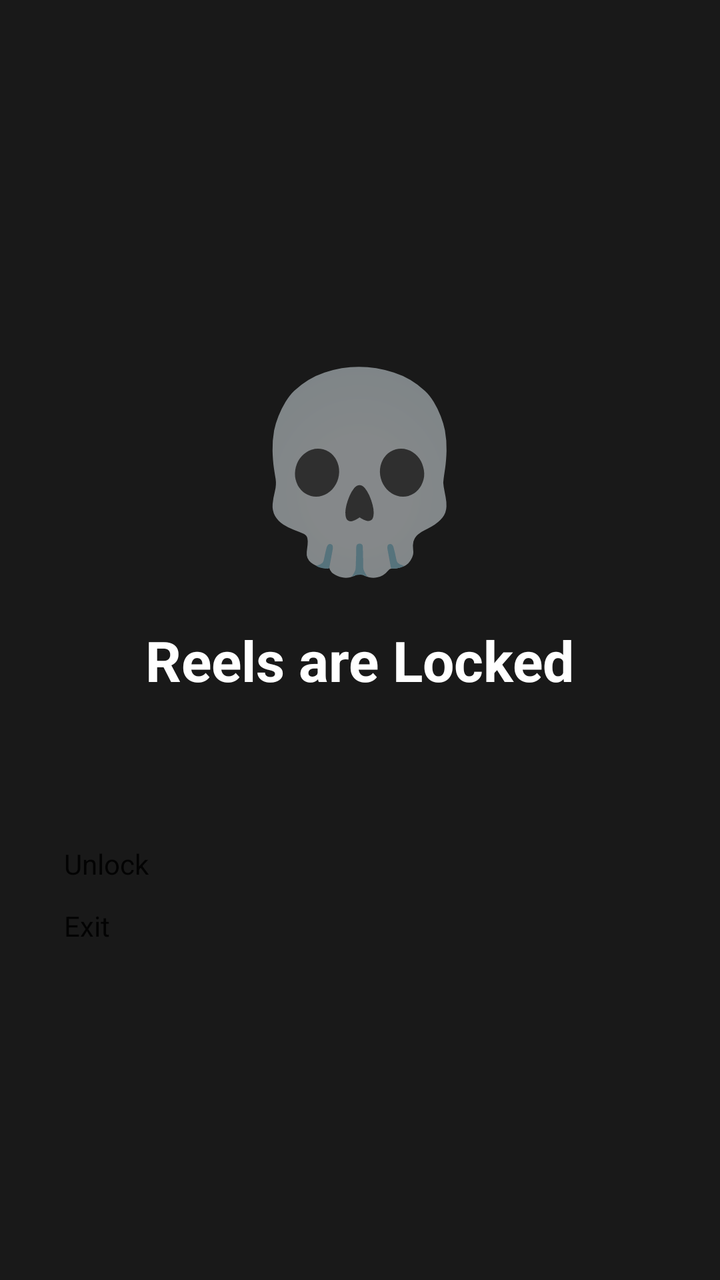
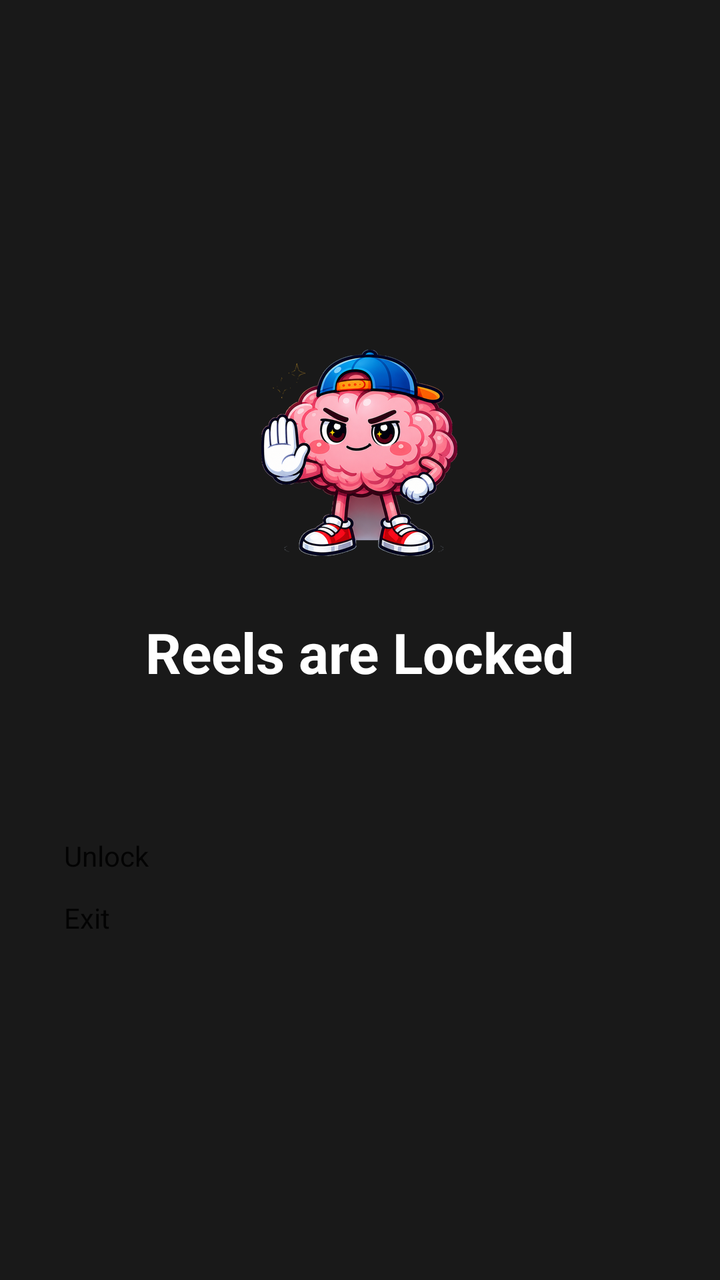

The first picture is an Android layout as it rendered before a commit; the second is the same layout after the commit. The layout source and the unified diff follow.
<!-- AndroidManifest.xml: application theme Theme.ScrollKiller -->
<!-- res/layout/overlay_block.xml -->
<?xml version="1.0" encoding="utf-8"?>
<LinearLayout xmlns:android="http://schemas.android.com/apk/res/android"
    android:id="@+id/block_root"
    android:layout_width="match_parent"
    android:layout_height="match_parent"
    android:background="#F20D0D0D"
    android:orientation="vertical"
    android:gravity="center"
    android:padding="32dp"
    android:focusable="true"
    android:focusableInTouchMode="true">

    <TextView
        android:id="@+id/block_skull"
        android:layout_width="wrap_content"
        android:layout_height="wrap_content"
        android:text="💀"
        android:textSize="96sp" />

    <TextView
        android:id="@+id/block_title"
        android:layout_width="wrap_content"
        android:layout_height="wrap_content"
        android:layout_marginTop="16dp"
        android:text="@string/block_title"
        android:textColor="#FFFFFFFF"
        android:textSize="28sp"
        android:textStyle="bold" />

    <TextView
        android:id="@+id/block_guilt"
        android:layout_width="match_parent"
        android:layout_height="wrap_content"
        android:layout_marginTop="12dp"
        android:gravity="center"
        android:textColor="#CCFFFFFF"
        android:textSize="16sp"
        tools:ignore="HardcodedText"
        xmlns:tools="http://schemas.android.com/tools" />

    <Button
        android:id="@+id/block_unlock"
        android:layout_width="match_parent"
        android:layout_height="wrap_content"
        android:layout_marginTop="40dp"
        android:text="@string/block_unlock" />

    <Button
        android:id="@+id/block_exit"
        android:layout_width="match_parent"
        android:layout_height="wrap_content"
        android:layout_marginTop="12dp"
        android:text="@string/block_exit" />

</LinearLayout>
<!-- resources referenced by this layout -->
<resources>
  <string name="block_exit">Exit</string>
  <string name="block_title">Reels are Locked</string>
  <string name="block_unlock">Unlock</string>
  <style name="Theme.ScrollKiller" parent="android:Theme.Material.Light.NoActionBar" />
</resources>

<!-- the commit's change to res/layout/overlay_block.xml (unified diff, before → after) -->
@@ -10,12 +10,14 @@
     android:focusable="true"
     android:focusableInTouchMode="true">
 
-    <TextView
-        android:id="@+id/block_skull"
+    
+    <ImageView
+        android:id="@+id/block_mascot"
         android:layout_width="wrap_content"
-        android:layout_height="wrap_content"
-        android:text="💀"
-        android:textSize="96sp" />
+        android:layout_height="120dp"
+        android:adjustViewBounds="true"
+        android:contentDescription="@string/mascot_cd_guardian"
+        android:src="@drawable/mascot_guardian" />
 
     <TextView
         android:id="@+id/block_title"
<!-- resource entries referenced after the edit -->
@@ -1,8 +1,10 @@
 <!-- resources referenced by this layout -->
 <resources>
+  <!-- drawable mascot_guardian: png bitmap (drawable-hdpi, 43133 bytes) -->
   <string name="block_exit">Exit</string>
   <string name="block_title">Reels are Locked</string>
   <string name="block_unlock">Unlock</string>
+  <string name="mascot_cd_guardian">Your brain is blocking reels</string>
   <style name="Theme.ScrollKiller" parent="android:Theme.Material.Light.NoActionBar" />
 </resources>
 
